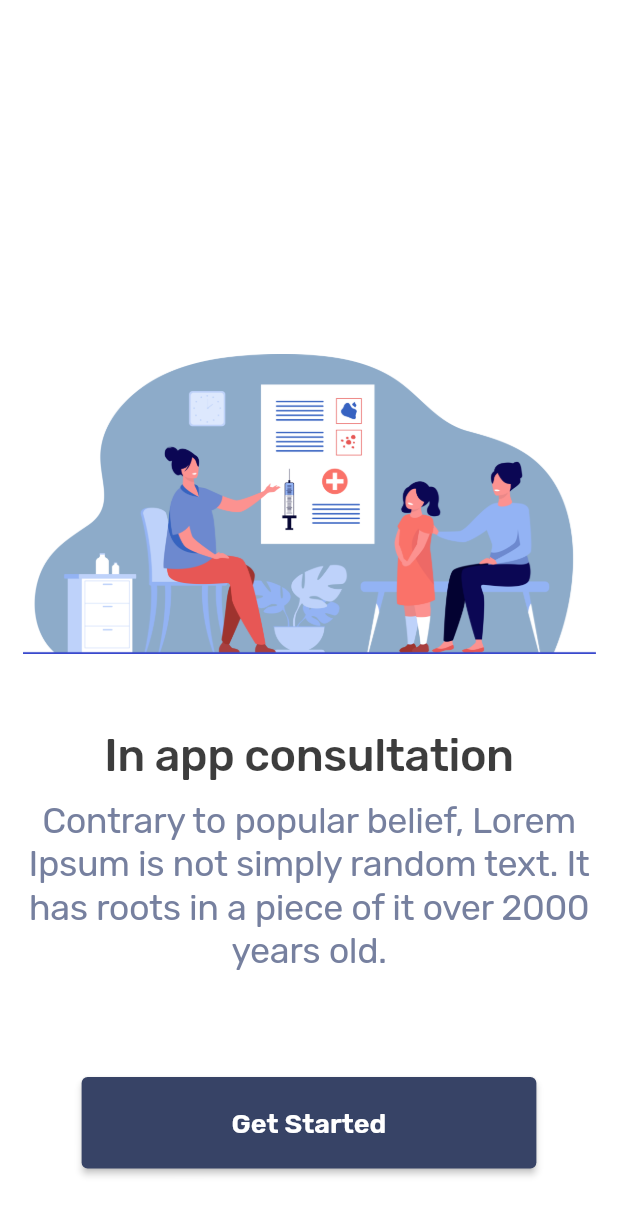
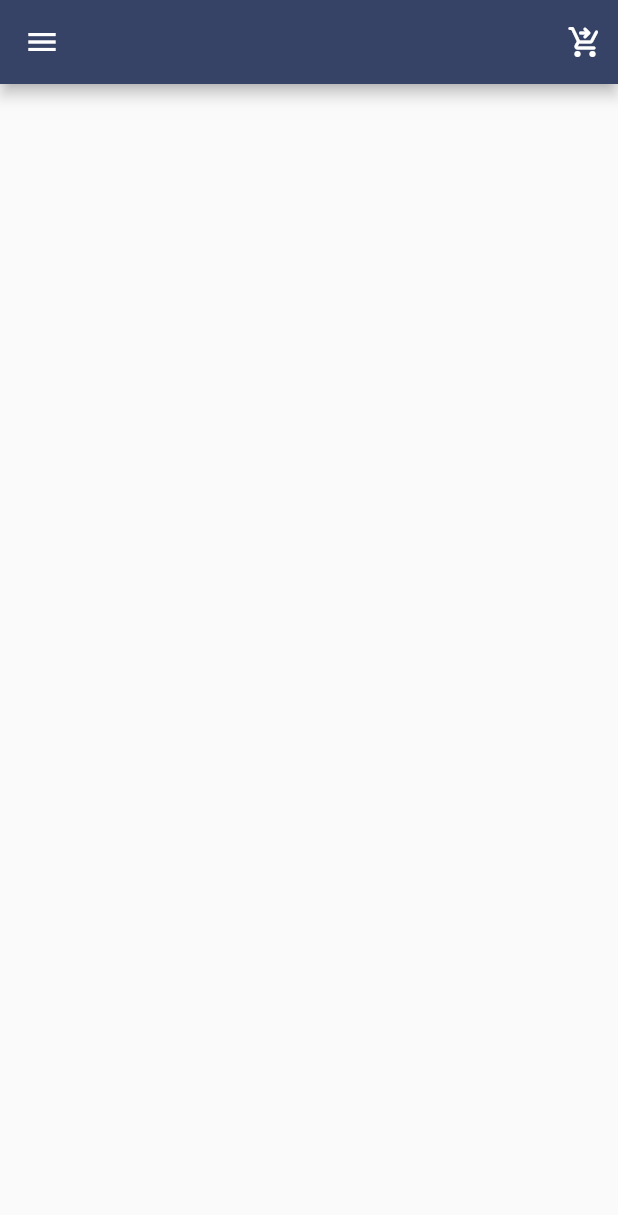
Before and after one commit to 2012398/Mycode, a Flutter app: the Onboarding_Screen2 screen opened directly, after a tap on "Get Started", on a phone screen of 412 x 824 dp. Shown: the top 1215 px of the screen. Run offline on Flutter 3.47's test engine with Material 2 defaults, Android fonts, the phone set to English and light mode, and no system bars; our stand-ins replace google_fonts.

Commit message:
4:09 am 10/7/2023

```diff
--- /dev/null
+++ b/lib/menu_screen.dart
@@ -0,0 +1,19 @@
+import 'package:flutter/material.dart';
+
+class MenuScreen extends StatelessWidget {
+  @override
+  Widget build(BuildContext context) {
+    return Scaffold(
+      drawer: Drawer(),
+      appBar: AppBar(
+        backgroundColor: Color(0xff374366),
+        actions: [
+          Padding(
+            padding: const EdgeInsets.all(10),
+            child: Icon(Icons.shopping_cart_checkout_rounded),
+          ),
+        ],
+      ),
+    );
+  }
+}
--- a/lib/onboarding_screen2.dart
+++ b/lib/onboarding_screen2.dart
@@ -1,5 +1,6 @@
 import 'package:flutter/material.dart';
 import 'package:fyp/colors.dart';
+import 'package:fyp/menu_screen.dart';
 import 'package:google_fonts/google_fonts.dart';
 
 class Onboarding_Screen2 extends StatelessWidget {
@@ -73,7 +74,7 @@ class _ElevatedButton1 extends State<ElevatedButton1> {
               Navigator.push(
                   context,
                   MaterialPageRoute(
-                    builder: (context) => Onboarding_Screen2(),
+                    builder: (context) => MenuScreen(),
                   ));
             },
             child: const Text('Get Started'),
```
